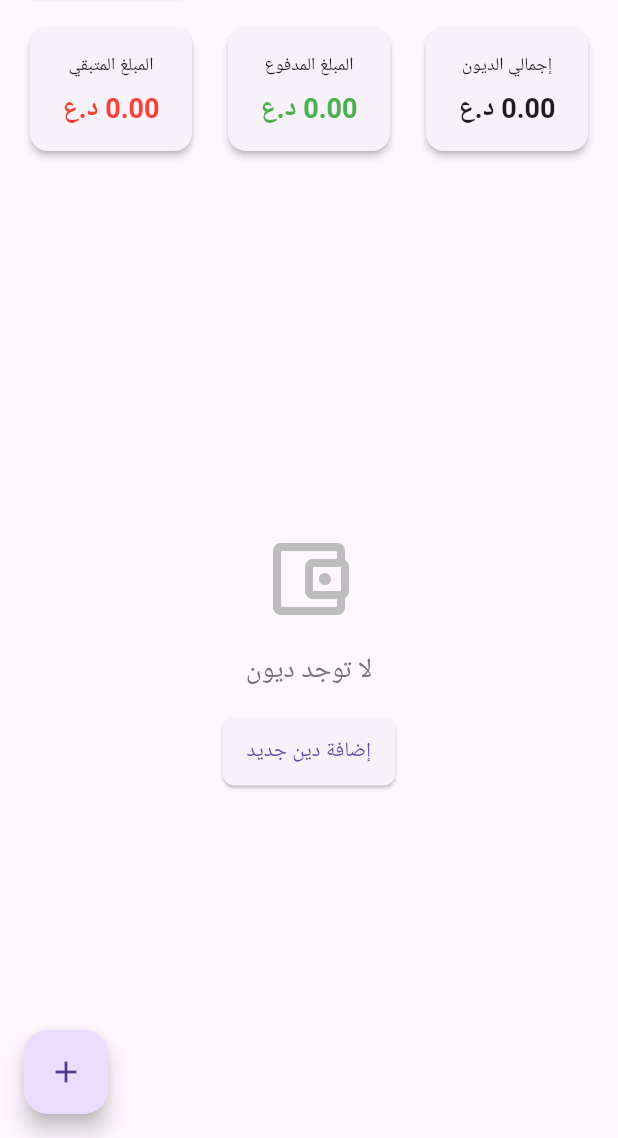
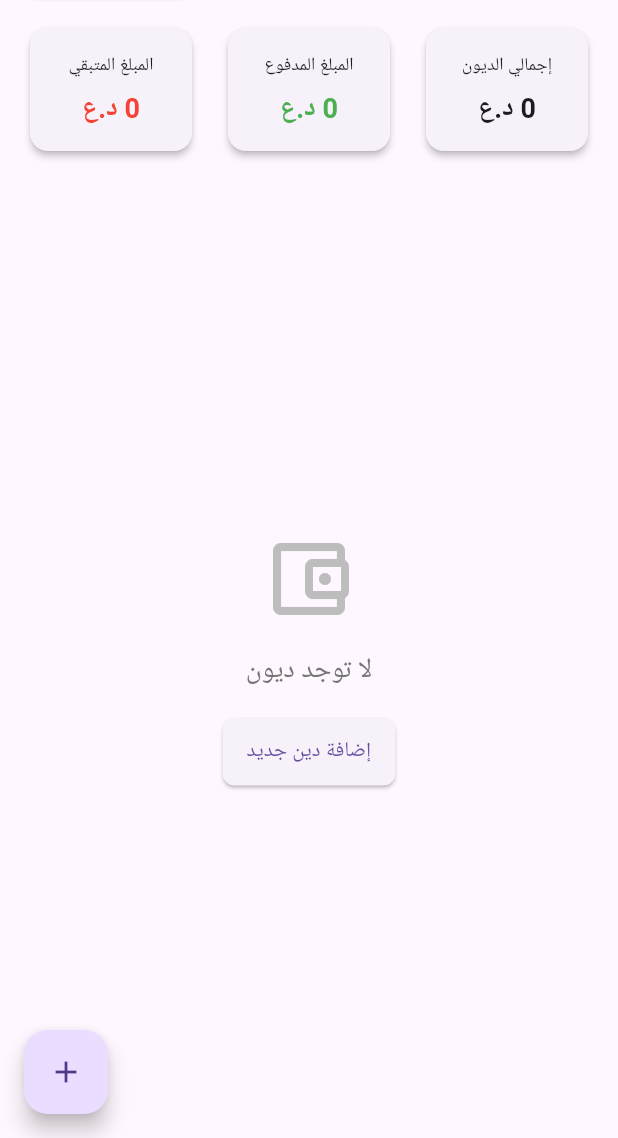
Before and after one commit to aalitariq44/store_management_ali, a Flutter app: the DebtsScreen screen opened directly, on a phone screen of 412 x 824 dp, the part 98-1236 px from its top. Run offline on Flutter 3.47's test engine with Material 3 defaults, Android fonts, the phone set to English and light mode, and no system bars; our stand-ins replace sqflite_common_ffi; accounts and stored records are empty; Roboto replaces fonts that are missing (Arial).

Commit message:
ازالة جميع الاصفار من كل صفحات التطبيق

```diff
--- a/lib/screens/debts_screen.dart
+++ b/lib/screens/debts_screen.dart
@@ -5,6 +5,7 @@ import '../providers/person_provider.dart';
 import '../models/debt_model.dart';
 import '../widgets/debt_form.dart';
 import '../utils/date_formatter.dart';
+import '../utils/number_formatter.dart';
 
 class DebtsScreen extends StatefulWidget {
   const DebtsScreen({super.key});
@@ -34,7 +35,7 @@ class _DebtsScreenState extends State<DebtsScreen> {
         content: Column(
           mainAxisSize: MainAxisSize.min,
           children: [
-            Text('المبلغ المتبقي: ${debt.remainingAmount.toStringAsFixed(2)} د.ع'),
+            Text('المبلغ المتبقي: ${NumberFormatter.format(debt.remainingAmount)} د.ع'),
             const SizedBox(height: 16),
             TextFormField(
               controller: amountController,
@@ -215,7 +216,7 @@ class _DebtsScreenState extends State<DebtsScreen> {
                         ),
                         const SizedBox(height: 8),
                         Text(
-                          '${debtProvider.getTotalDebtAmount().toStringAsFixed(2)} د.ع',
+                          '${NumberFormatter.format(debtProvider.getTotalDebtAmount())} د.ع',
                           style: Theme.of(context).textTheme.headlineSmall,
                         ),
                       ],
@@ -236,7 +237,7 @@ class _DebtsScreenState extends State<DebtsScreen> {
                         ),
                         const SizedBox(height: 8),
                         Text(
-                          '${debtProvider.getTotalPaidAmount().toStringAsFixed(2)} د.ع',
+                          '${NumberFormatter.format(debtProvider.getTotalPaidAmount())} د.ع',
                           style: Theme.of(context).textTheme.headlineSmall?.copyWith(
                             color: Colors.green,
                           ),
@@ -259,7 +260,7 @@ class _DebtsScreenState extends State<DebtsScreen> {
                         ),
                         const SizedBox(height: 8),
                         Text(
-                          '${debtProvider.getTotalRemainingAmount().toStringAsFixed(2)} د.ع',
+                          '${NumberFormatter.format(debtProvider.getTotalRemainingAmount())} د.ع',
                           style: Theme.of(context).textTheme.headlineSmall?.copyWith(
                             color: Colors.red,
                           ),
@@ -345,11 +346,11 @@ class _DebtsScreenState extends State<DebtsScreen> {
                         style: const TextStyle(fontWeight: FontWeight.bold),
                       ),
                     ),
-                    DataCell(Text('${debt.amount.toStringAsFixed(2)} د.ع')),
-                    DataCell(Text('${debt.paidAmount.toStringAsFixed(2)} د.ع')),
+                    DataCell(Text('${NumberFormatter.format(debt.amount)} د.ع')),
+                    DataCell(Text('${NumberFormatter.format(debt.paidAmount)} د.ع')),
                     DataCell(
                       Text(
-                        '${debt.remainingAmount.toStringAsFixed(2)} د.ع',
+                        '${NumberFormatter.format(debt.remainingAmount)} د.ع',
                         style: TextStyle(
                           color: debt.isPaid ? Colors.green : Colors.red,
                           fontWeight: FontWeight.bold,
--- a/lib/utils/number_formatter.dart
+++ b/lib/utils/number_formatter.dart
@@ -2,7 +2,22 @@ import 'package:intl/intl.dart';
 
 class NumberFormatter {
   static String format(double number) {
-    final format = NumberFormat("#,##0.##", "en_US");
-    return format.format(number);
+    // First, format the number to ensure it has a thousands separator and up to 2 decimal places.
+    final format = NumberFormat("#,##0.00", "en_US");
+    String formatted = format.format(number);
+
+    // Then, remove any trailing zeros and the decimal point if it's not needed.
+    if (formatted.contains('.')) {
+      // Remove trailing zeros from the fractional part.
+      while (formatted.endsWith('0')) {
+        formatted = formatted.substring(0, formatted.length - 1);
+      }
+      // If the last character is a decimal point, remove it as well.
+      if (formatted.endsWith('.')) {
+        formatted = formatted.substring(0, formatted.length - 1);
+      }
+    }
+
+    return formatted;
   }
 }
```
Also changed, not shown: lib/screens/installments_screen.dart (+12 -11 lines).
